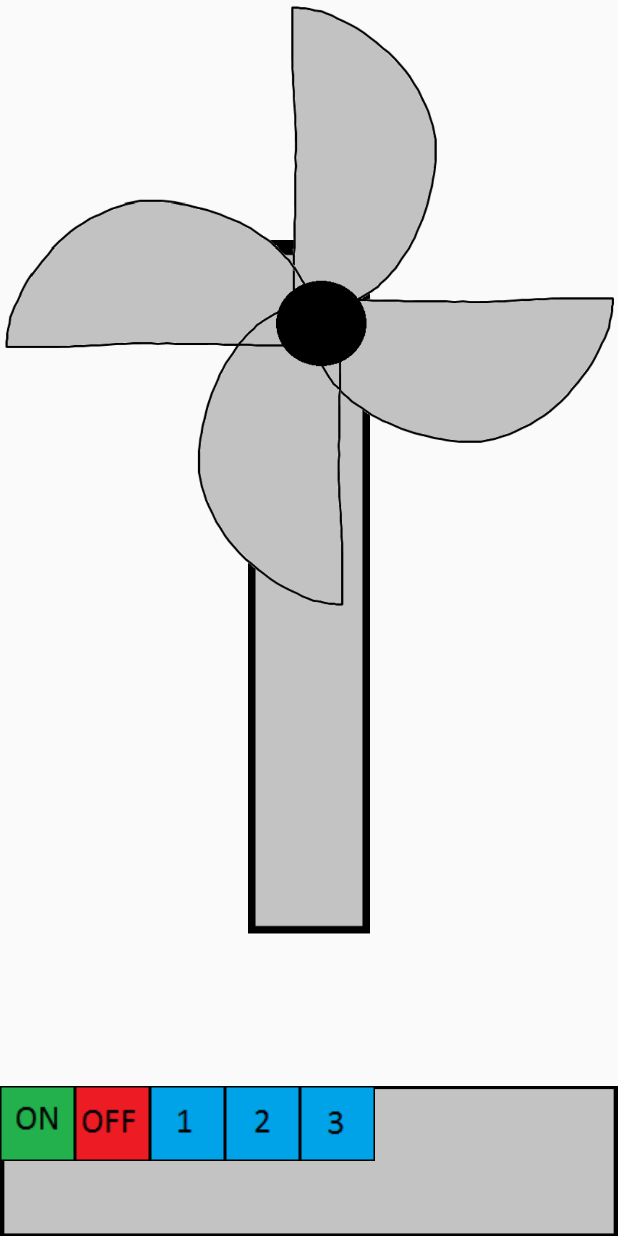
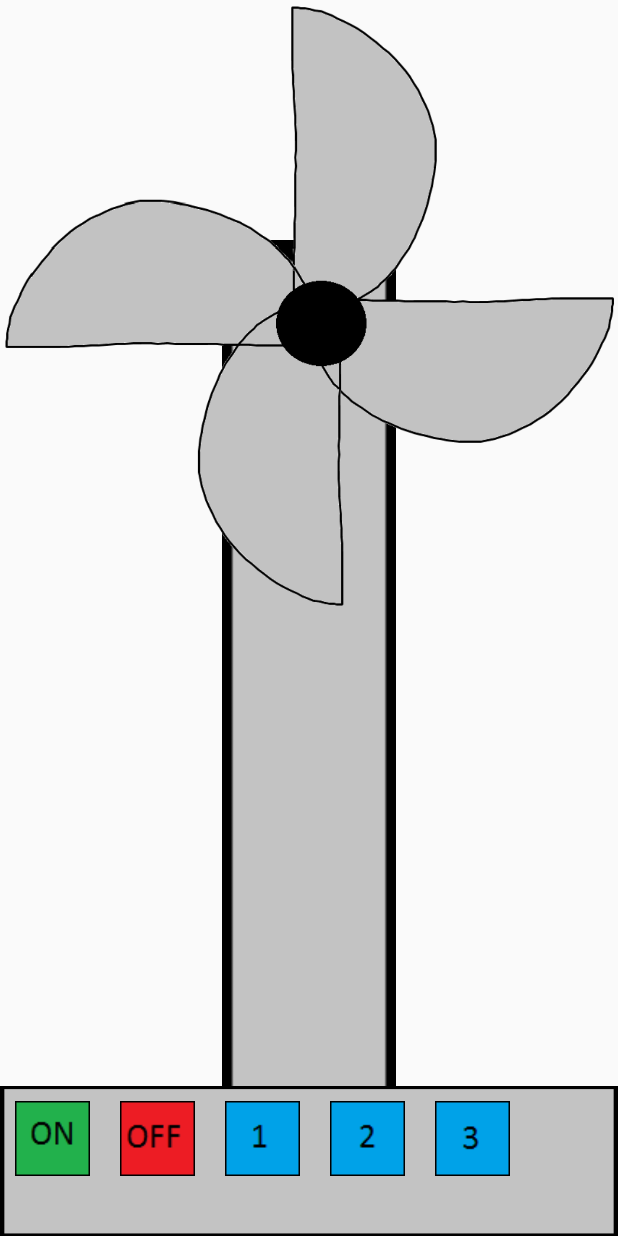
Before and after one commit to paulo-carvalho/FanProject, an Android app: the layout fragment_fan.xml on its own in the app's theme, with its tools: preview values and no code run, on a phone screen of 412 x 824 dp. Run offline under Robolectric (Android 15) with nearby library versions, the phone set to English and light mode, and no system bars.

Commit message:
Fixing design bugs.

```diff
--- /dev/null
+++ b/app/src/main/res/layout/activity_fan.xml
@@ -0,0 +1,4 @@
+<FrameLayout xmlns:android="http://schemas.android.com/apk/res/android"
+    xmlns:tools="http://schemas.android.com/tools" android:id="@+id/container"
+    android:layout_width="match_parent" android:layout_height="match_parent"
+    tools:context=".FanActivity" tools:ignore="MergeRootFrame" />
--- a/app/src/main/res/layout/fragment_fan.xml
+++ b/app/src/main/res/layout/fragment_fan.xml
@@ -12,7 +12,7 @@
 
         <ImageView
             android:layout_width="fill_parent"
-            android:layout_height="wrap_content"
+            android:layout_height="match_parent"
             android:id="@+id/imageStick"
             android:src="@drawable/stick"
             android:layout_marginTop="160dp"
@@ -36,30 +36,35 @@
             <ImageView
                 android:layout_width="wrap_content"
                 android:layout_height="wrap_content"
+                android:layout_margin="10dp"
                 android:src="@drawable/on"
                 android:id="@+id/buttonOn"/>
 
             <ImageView
                 android:layout_width="wrap_content"
                 android:layout_height="wrap_content"
+                android:layout_margin="10dp"
                 android:src="@drawable/off"
                 android:id="@+id/buttonOff"/>
 
             <ImageView
                 android:layout_width="wrap_content"
                 android:layout_height="wrap_content"
+                android:layout_margin="10dp"
                 android:src="@drawable/speed1"
                 android:id="@+id/buttonSpeedOne"/>
 
             <ImageView
                 android:layout_width="wrap_content"
                 android:layout_height="wrap_content"
+                android:layout_margin="10dp"
                 android:src="@drawable/speed2"
                 android:id="@+id/buttonSpeedTwo"/>
 
             <ImageView
                 android:layout_width="wrap_content"
                 android:layout_height="wrap_content"
+                android:layout_margin="10dp"
                 android:src="@drawable/speed3"
                 android:id="@+id/buttonSpeedThree"/>
 
```
